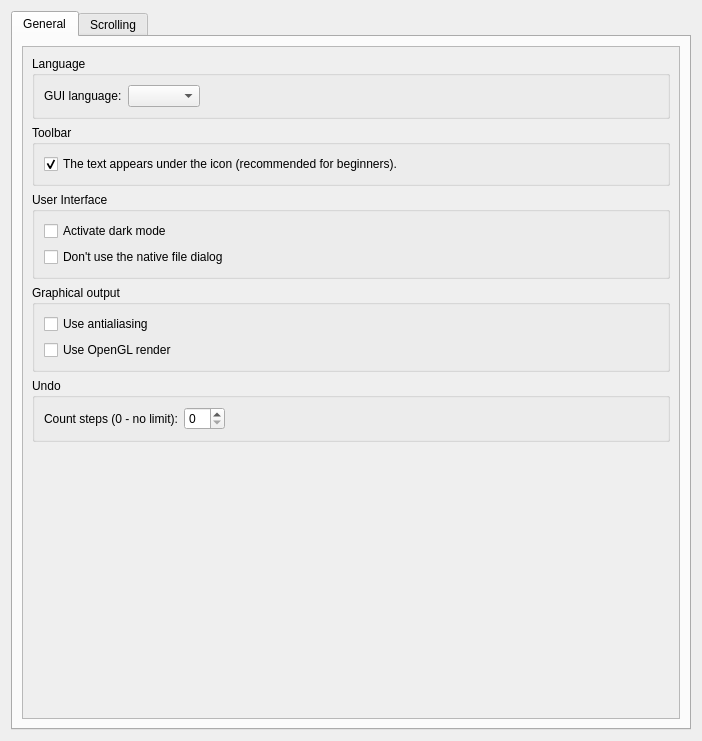
Above: src/app/puzzle/dialogs/configpages/puzzlepreferencesconfigurationpage.ui from dismine/valentina before the change. Below: the same form after it.
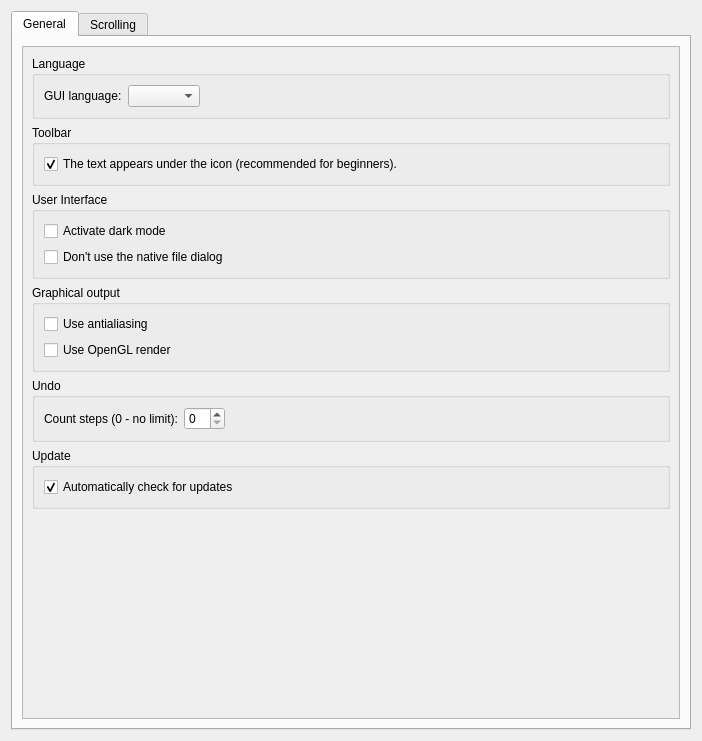
That is the form after the change.

Patch:
```diff
--- a/src/app/puzzle/dialogs/configpages/puzzlepreferencesconfigurationpage.ui
+++ b/src/app/puzzle/dialogs/configpages/puzzlepreferencesconfigurationpage.ui
@@ -155,6 +155,28 @@
              </layout>
             </widget>
            </item>
+           <item>
+            <widget class="QGroupBox" name="groupBox_9">
+             <property name="title">
+              <string>Update</string>
+             </property>
+             <layout class="QVBoxLayout" name="verticalLayout_9">
+              <item>
+               <widget class="QCheckBox" name="checkBoxAutomaticallyCheckUpdates">
+                <property name="toolTip">
+                 <string>Automatically check for updates each time the application starts</string>
+                </property>
+                <property name="text">
+                 <string>Automatically check for updates</string>
+                </property>
+                <property name="checked">
+                 <bool>true</bool>
+                </property>
+               </widget>
+              </item>
+             </layout>
+            </widget>
+           </item>
            <item>
             <spacer name="verticalSpacer">
              <property name="orientation">
```
